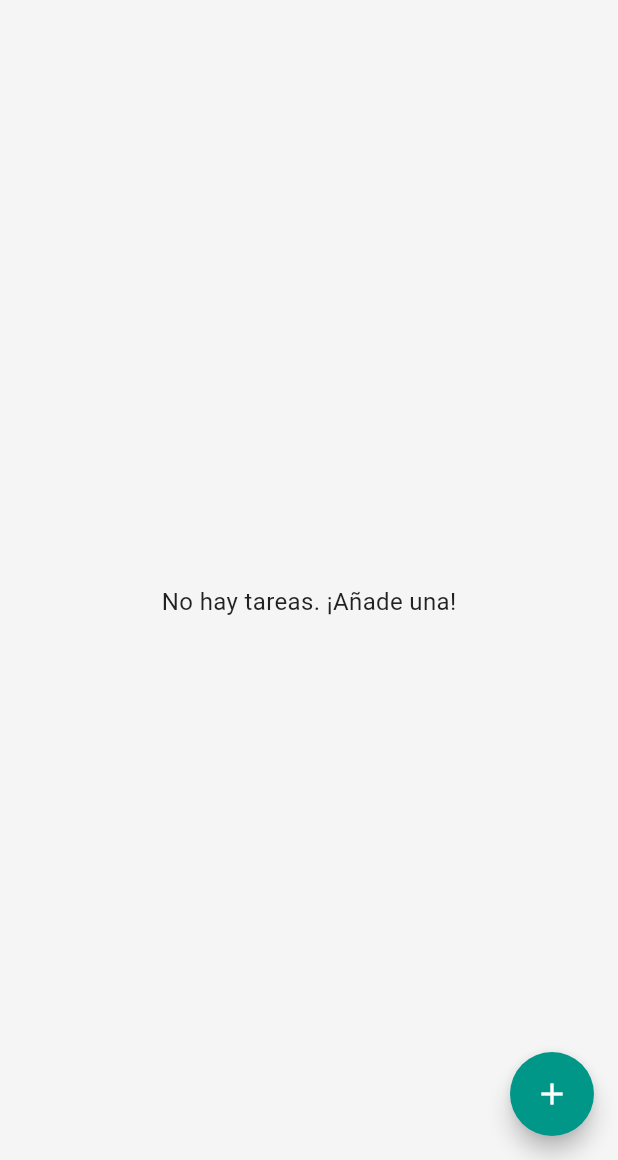
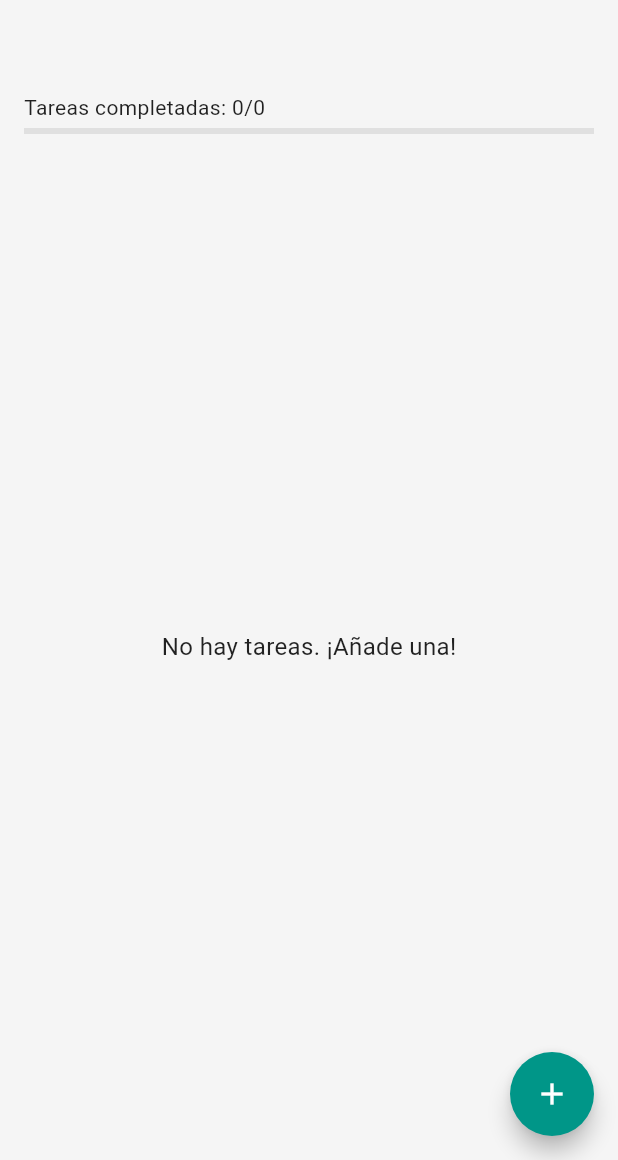
Before and after one commit to Jotaoesee/to_do_list, a Flutter app: the screen it shows after launch, on a phone screen of 412 x 824 dp, the part 76-1236 px from its top. Run offline on Flutter 3.47's test engine with Material 3 defaults, Android fonts, the phone set to English and light mode, and no system bars; our stand-ins replace google_fonts, shared_preferences.

Commit message:
añado barra de progreso de tareas completadas

```diff
--- a/lib/mi_pagina_principal.dart
+++ b/lib/mi_pagina_principal.dart
@@ -145,13 +145,47 @@ class _MiPaginaPrincipalState extends State<MiPaginaPrincipal> {
     );
   }
 
+  double _calcularProgreso() {
+    int tareasCompletadasCount =
+        tareasCompletadas.where((tarea) => tarea).length;
+    return tareas.isEmpty ? 0.0 : tareasCompletadasCount / tareas.length;
+  }
+
   @override
   Widget build(BuildContext context) {
+    int tareasCompletadasCount =
+        tareasCompletadas.where((tarea) => tarea).length;
+
     return Scaffold(
       appBar: AppBar(
         title: Text(
           'Mi Lista de Tareas',
           style: Theme.of(context).textTheme.displayMedium,
+        ),
+        bottom: PreferredSize(
+          preferredSize: const Size.fromHeight(60),
+          child: Padding(
+            padding: const EdgeInsets.symmetric(horizontal: 16.0),
+            child: Column(
+              crossAxisAlignment: CrossAxisAlignment.start,
+              children: [
+                // Mostrar el texto con las tareas completadas y el total
+                Text(
+                  'Tareas completadas: $tareasCompletadasCount/${tareas.length}',
+                  style: const TextStyle(
+                    fontSize: 14,
+                  ),
+                ),
+                const SizedBox(height: 4),
+                // Barra de progreso
+                LinearProgressIndicator(
+                  value: _calcularProgreso(),
+                  backgroundColor: Colors.grey[300],
+                  color: Colors.green,
+                ),
+              ],
+            ),
+          ),
         ),
       ),
       body: tareas.isEmpty
```
